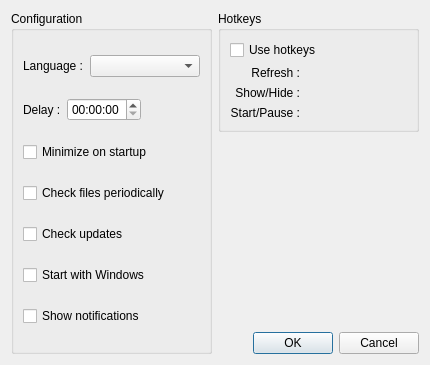
Old version of the form src/gui/configdialog.ui in the repository mistic100/UMWP-Autochanger.
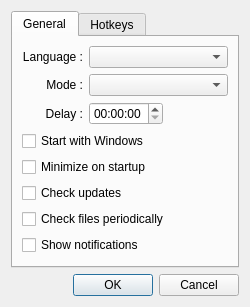
New version of the form. Custom widgets are drawn as their Qt base class.

Commit message: add "Mode" option, "Random" or "Sequential"

What changed in the file:
```diff
--- a/src/gui/configdialog.ui
+++ b/src/gui/configdialog.ui
@@ -6,51 +6,72 @@
    <rect>
     <x>0</x>
     <y>0</y>
-    <width>430</width>
-    <height>216</height>
+    <width>250</width>
+    <height>280</height>
    </rect>
   </property>
   <property name="windowTitle">
    <string>Options</string>
   </property>
   <layout class="QGridLayout" name="gridLayout_1">
-   <item row="0" column="0" rowspan="5">
-    <widget class="QGroupBox" name="groupBox_1">
-     <property name="title">
-      <string>Configuration</string>
+   <item row="1" column="1">
+    <widget class="QDialogButtonBox" name="buttonBox">
+     <property name="orientation">
+      <enum>Qt::Horizontal</enum>
      </property>
-     <layout class="QVBoxLayout" name="verticalLayout_1">
-      <item>
-       <layout class="QHBoxLayout" name="horizontalLayout" stretch="0,1">
-        <item>
+     <property name="standardButtons">
+      <set>QDialogButtonBox::Cancel|QDialogButtonBox::Ok</set>
+     </property>
+    </widget>
+   </item>
+   <item row="0" column="0" colspan="2">
+    <widget class="QTabWidget" name="tabWidget">
+     <property name="currentIndex">
+      <number>0</number>
+     </property>
+     <widget class="QWidget" name="general">
+      <attribute name="title">
+       <string>General</string>
+      </attribute>
+      <layout class="QGridLayout" name="gridLayout" columnstretch="0,1,1">
+       <item row="2" column="1">
+        <widget class="QTimeEdit" name="optionDelay">
+         <property name="displayFormat">
+          <string notr="true">hh:mm:ss</string>
+         </property>
+        </widget>
+       </item>
+       <item row="0" column="0">
          <widget class="QLabel" name="label_5">
           <property name="text">
            <string>Language :</string>
           </property>
-         </widget>
-        </item>
-        <item>
-         <widget class="QComboBox" name="optionLang"/>
-        </item>
-       </layout>
-      </item>
-      <item>
-       <layout class="QHBoxLayout" name="horizontalLayout_1">
-        <item>
+         <property name="alignment">
+          <set>Qt::AlignRight|Qt::AlignTrailing|Qt::AlignVCenter</set>
+         </property>
+        </widget>
+       </item>
+       <item row="2" column="0">
          <widget class="QLabel" name="label">
           <property name="text">
            <string>Delay :</string>
           </property>
-         </widget>
-        </item>
-        <item>
-         <widget class="QTimeEdit" name="optionDelay">
-          <property name="displayFormat">
-           <string notr="true">hh:mm:ss</string>
-          </property>
-         </widget>
-        </item>
-        <item>
+         <property name="alignment">
+          <set>Qt::AlignRight|Qt::AlignTrailing|Qt::AlignVCenter</set>
+         </property>
+        </widget>
+       </item>
+       <item row="1" column="0">
+        <widget class="QLabel" name="label_6">
+         <property name="text">
+          <string>Mode :</string>
+         </property>
+         <property name="alignment">
+          <set>Qt::AlignRight|Qt::AlignTrailing|Qt::AlignVCenter</set>
+         </property>
+        </widget>
+       </item>
+       <item row="2" column="2">
          <spacer name="horizontalSpacer">
           <property name="orientation">
            <enum>Qt::Horizontal</enum>
@@ -63,37 +84,41 @@
           </property>
          </spacer>
         </item>
-       </layout>
-      </item>
-      <item>
+       <item row="1" column="1" colspan="2">
+        <widget class="QComboBox" name="optionMode"/>
+       </item>
+       <item row="0" column="1" colspan="2">
+        <widget class="QComboBox" name="optionLang"/>
+       </item>
+       <item row="3" column="0" colspan="3">
+        <widget class="QCheckBox" name="optionAutostart">
+         <property name="text">
+          <string>Start with Windows</string>
+         </property>
+        </widget>
+       </item>
+       <item row="4" column="0" colspan="3">
        <widget class="QCheckBox" name="optionMinimize">
         <property name="text">
          <string>Minimize on startup</string>
         </property>
        </widget>
       </item>
-      <item>
-       <widget class="QCheckBox" name="optionCheckFiles">
-        <property name="text">
-         <string>Check files periodically</string>
-        </property>
-       </widget>
-      </item>
-      <item>
+       <item row="5" column="0" colspan="3">
        <widget class="QCheckBox" name="optionCheckUpdates">
         <property name="text">
          <string>Check updates</string>
         </property>
        </widget>
       </item>
-      <item>
-       <widget class="QCheckBox" name="optionAutostart">
+       <item row="6" column="0" colspan="3">
+        <widget class="QCheckBox" name="optionCheckFiles">
         <property name="text">
-         <string>Start with Windows</string>
+          <string>Check files periodically</string>
         </property>
        </widget>
       </item>
-      <item>
+       <item row="7" column="0" colspan="3">
        <widget class="QCheckBox" name="optionShowNotifications">
         <property name="text">
          <string>Show notifications</string>
@@ -102,28 +127,22 @@
       </item>
      </layout>
     </widget>
-   </item>
-   <item row="4" column="1">
-    <widget class="QDialogButtonBox" name="buttonBox">
-     <property name="orientation">
-      <enum>Qt::Horizontal</enum>
-     </property>
-     <property name="standardButtons">
-      <set>QDialogButtonBox::Cancel|QDialogButtonBox::Ok</set>
-     </property>
-    </widget>
-   </item>
-   <item row="0" column="1" rowspan="3">
-    <widget class="QGroupBox" name="groupBox_2">
-     <property name="title">
+     <widget class="QWidget" name="hotkeys">
+      <attribute name="title">
       <string>Hotkeys</string>
-     </property>
-     <layout class="QGridLayout" name="gridLayout">
-      <property name="rightMargin">
-       <number>3</number>
-      </property>
-      <item row="1" column="0">
-       <widget class="QLabel" name="label_2">
+      </attribute>
+      <layout class="QGridLayout" name="gridLayout_2">
+       <item row="1" column="1">
+        <widget class="QHotKeyWidget" name="hotkeyRefresh" native="true"/>
+       </item>
+       <item row="3" column="1">
+        <widget class="QHotKeyWidget" name="hotkeyStartPause" native="true"/>
+       </item>
+       <item row="2" column="1">
+        <widget class="QHotKeyWidget" name="hotkeyShowHide" native="true"/>
+       </item>
+       <item row="3" column="0">
+        <widget class="QLabel" name="label_4">
         <property name="text">
          <string>Refresh :</string>
         </property>
@@ -142,36 +161,24 @@
         </property>
        </widget>
       </item>
-      <item row="0" column="0" colspan="3">
+       <item row="1" column="0">
+        <widget class="QLabel" name="label_2">
+         <property name="text">
+          <string>Refresh :</string>
+         </property>
+         <property name="alignment">
+          <set>Qt::AlignRight|Qt::AlignTrailing|Qt::AlignVCenter</set>
+         </property>
+        </widget>
+       </item>
+       <item row="0" column="0" colspan="2">
        <widget class="QCheckBox" name="optionUseHotkeys">
         <property name="text">
          <string>Use hotkeys</string>
         </property>
        </widget>
       </item>
-      <item row="3" column="0">
-       <widget class="QLabel" name="label_4">
-        <property name="text">
-         <string>Start/Pause :</string>
-        </property>
-        <property name="alignment">
-         <set>Qt::AlignRight|Qt::AlignTrailing|Qt::AlignVCenter</set>
-        </property>
-       </widget>
-      </item>
-      <item row="1" column="1" colspan="2">
-       <widget class="QHotKeyWidget" name="hotkeyRefresh" native="true"/>
-      </item>
-      <item row="2" column="1" colspan="2">
-       <widget class="QHotKeyWidget" name="hotkeyShowHide" native="true"/>
-      </item>
-      <item row="3" column="1" colspan="2">
-       <widget class="QHotKeyWidget" name="hotkeyStartPause" native="true"/>
-      </item>
-     </layout>
-    </widget>
-   </item>
-   <item row="3" column="1">
+       <item row="4" column="0">
     <spacer name="verticalSpacer">
      <property name="orientation">
       <enum>Qt::Vertical</enum>
@@ -183,6 +190,19 @@
       </size>
      </property>
     </spacer>
+       </item>
+      </layout>
+      <zorder>optionUseHotkeys</zorder>
+      <zorder>optionUseHotkeys</zorder>
+      <zorder>label_2</zorder>
+      <zorder>hotkeyRefresh</zorder>
+      <zorder>label_3</zorder>
+      <zorder>hotkeyShowHide</zorder>
+      <zorder>label_4</zorder>
+      <zorder>hotkeyStartPause</zorder>
+      <zorder>verticalSpacer</zorder>
+     </widget>
+    </widget>
    </item>
   </layout>
  </widget>
```
Left out of the diff: 2 changed lines with no effect on the pictures. Lines whose indentation alone changed are shown as unchanged. The commit also changes 9 other files.
